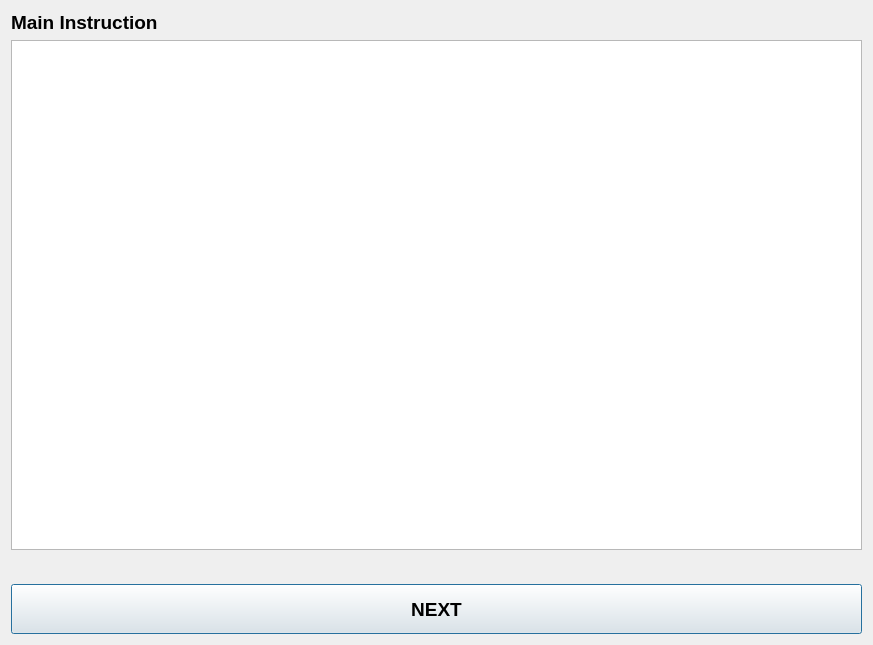
Before: the Qt Designer form ui/instruction.ui in alfa-ryano/Brownian, drawn with Qt 5.
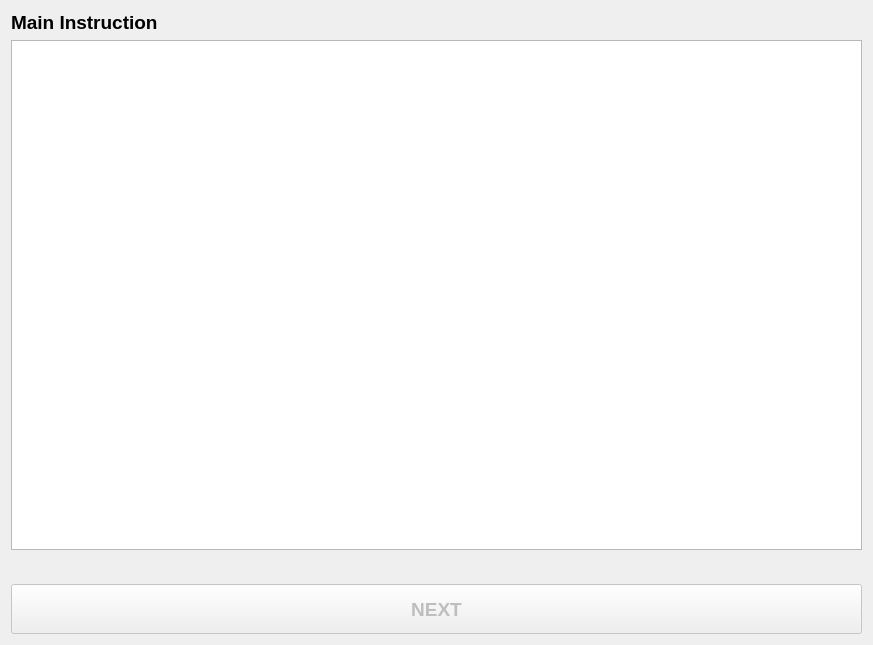
After: the same form once the commit is applied.

Patch:
```diff
--- a/ui/instruction.ui
+++ b/ui/instruction.ui
@@ -51,6 +51,9 @@
      </item>
      <item>
       <widget class="QPushButton" name="button_ok">
+       <property name="enabled">
+        <bool>false</bool>
+       </property>
        <property name="minimumSize">
         <size>
          <width>0</width>
```
